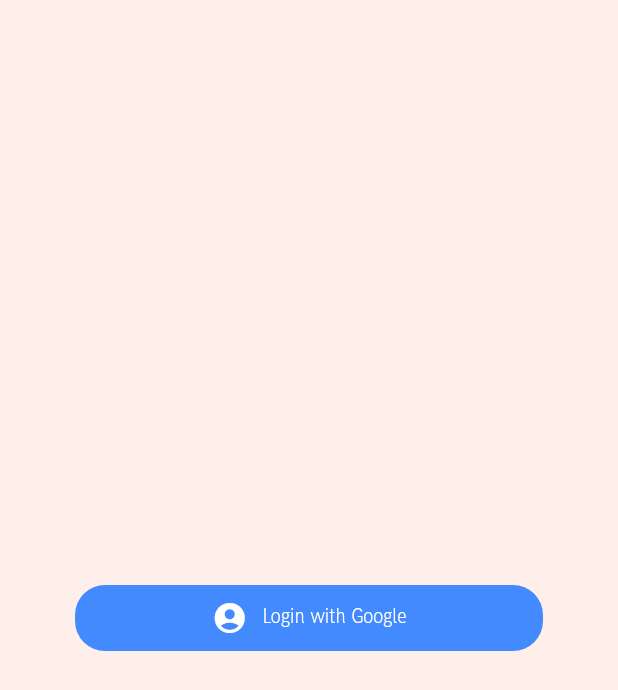
After one commit to SDP-Group-1/oli, a Flutter app: the LoginPageWidget screen opened by its route, after a tap on "Login with Google", on a phone screen of 412 x 824 dp. The commit adds this screen. Shown: the top 690 px of the screen. Run offline on Flutter 3.47's test engine with Material 2 defaults, Android fonts, the light colour scheme and no system bars; our stand-ins replace firebase_auth, firebase_core, google_sign_in, location, sensors, sqflite; missing offline and left inert: sqflite_porter; accounts and stored records are empty.

Commit message:
auth trial

```diff
--- /dev/null
+++ b/lib/auth.dart
@@ -0,0 +1,174 @@
+import 'package:firebase_core/firebase_core.dart';
+import 'package:flutter/material.dart';
+import 'package:firebase_auth/firebase_auth.dart';
+import 'package:google_sign_in/google_sign_in.dart';
+
+class LoginPageWidget extends StatefulWidget {
+  @override
+  LoginPageWidgetState createState() => LoginPageWidgetState();
+}
+
+class LoginPageWidgetState extends State<LoginPageWidget> {
+  GoogleSignIn _googleSignIn = GoogleSignIn();
+  FirebaseAuth _auth;
+
+  bool isUserSignedIn = false;
+
+  @override
+  void initState() {
+    super.initState();
+
+    initApp();
+  }
+
+  void initApp() async {
+    FirebaseApp defaultApp = await Firebase.initializeApp();
+    _auth = FirebaseAuth.instanceFor(app: defaultApp);
+    checkIfUserIsSignedIn();
+  }
+
+  void checkIfUserIsSignedIn() async {
+    var userSignedIn = await _googleSignIn.isSignedIn();
+
+    setState(() {
+      isUserSignedIn = userSignedIn;
+    });
+  }
+
+  @override
+  Widget build(BuildContext context) {
+    return Scaffold(
+        body: Container(
+            padding: EdgeInsets.all(50),
+            child: Align(
+                alignment: Alignment.center,
+                child: FlatButton(
+                    shape: RoundedRectangleBorder(
+                      borderRadius: BorderRadius.circular(20),
+                    ),
+                    onPressed: () {
+                      onGoogleSignIn(context);
+                    },
+                    color: isUserSignedIn ? Colors.green : Colors.blueAccent,
+                    child: Padding(
+                        padding: EdgeInsets.all(10),
+                        child: Row(
+                          mainAxisAlignment: MainAxisAlignment.center,
+                          crossAxisAlignment: CrossAxisAlignment.center,
+                          children: <Widget>[
+                            Icon(Icons.account_circle, color: Colors.white),
+                            SizedBox(width: 10),
+                            Text(
+                                isUserSignedIn
+                                    ? 'You\'re logged in with Google'
+                                    : 'Login with Google',
+                                style: TextStyle(color: Colors.white))
+                          ],
+                        ))))));
+  }
+
+  Future<User> _handleSignIn() async {
+    User user;
+    bool userSignedIn = await _googleSignIn.isSignedIn();
+
+    setState(() {
+      isUserSignedIn = userSignedIn;
+    });
+
+    if (isUserSignedIn) {
+      user = _auth.currentUser;
+    } else {
+      final GoogleSignInAccount googleUser = await _googleSignIn.signIn();
+      final GoogleSignInAuthentication googleAuth =
+          await googleUser.authentication;
+
+      final AuthCredential credential = GoogleAuthProvider.credential(
+        accessToken: googleAuth.accessToken,
+        idToken: googleAuth.idToken,
+      );
+
+      user = (await _auth.signInWithCredential(credential)).user;
+      userSignedIn = await _googleSignIn.isSignedIn();
+      setState(() {
+        isUserSignedIn = userSignedIn;
+      });
+    }
+
+    return user;
+  }
+
+  void onGoogleSignIn(BuildContext context) async {
+    User user = await _handleSignIn();
+    var userSignedIn = await Navigator.push(
+      context,
+      MaterialPageRoute(
+          builder: (context) => WelcomeUserWidget(user, _googleSignIn)),
+    );
+
+    setState(() {
+      isUserSignedIn = userSignedIn == null ? false : true;
+      print('isUserSignedIn $isUserSignedIn');
+    });
+  }
+}
+
+class WelcomeUserWidget extends StatelessWidget {
+  GoogleSignIn _googleSignIn;
+  User _user;
+
+  WelcomeUserWidget(User user, GoogleSignIn signIn) {
+    _user = user;
+    _googleSignIn = signIn;
+  }
+
+  @override
+  Widget build(BuildContext context) {
+    return Scaffold(
+        appBar: AppBar(
+          backgroundColor: Colors.white,
+          iconTheme: IconThemeData(color: Colors.black),
+          elevation: 0,
+        ),
+        body: Container(
+            color: Colors.white,
+            padding: EdgeInsets.all(50),
+            child: Align(
+                alignment: Alignment.center,
+                child: Column(
+                  mainAxisAlignment: MainAxisAlignment.center,
+                  children: <Widget>[
+                    ClipOval(
+                        child: Image.network(_user.photoURL,
+                            width: 100, height: 100, fit: BoxFit.cover)),
+                    SizedBox(height: 20),
+                    Text('Welcome,', textAlign: TextAlign.center),
+                    Text(_user.displayName,
+                        textAlign: TextAlign.center,
+                        style: TextStyle(
+                            fontWeight: FontWeight.bold, fontSize: 25)),
+                    SizedBox(height: 20),
+                    FlatButton(
+                        shape: RoundedRectangleBorder(
+                          borderRadius: BorderRadius.circular(20),
+                        ),
+                        onPressed: () {
+                          _googleSignIn.signOut();
+                          Navigator.pop(context, false);
+                        },
+                        color: Colors.redAccent,
+                        child: Padding(
+                            padding: EdgeInsets.all(10),
+                            child: Row(
+                              mainAxisAlignment: MainAxisAlignment.center,
+                              crossAxisAlignment: CrossAxisAlignment.center,
+                              children: <Widget>[
+                                Icon(Icons.exit_to_app, color: Colors.white),
+                                SizedBox(width: 10),
+                                Text('Log out of Google',
+                                    style: TextStyle(color: Colors.white))
+                              ],
+                            )))
+                  ],
+                ))));
+  }
+}
--- a/lib/main.dart
+++ b/lib/main.dart
@@ -6,11 +6,13 @@
  */
 
 import 'package:flutter/material.dart';
+import 'package:oli/auth.dart';
 import 'package:oli/setup.dart';
 import 'call.dart';
 import 'home.dart';
 import 'background.dart';
 import 'postFall.dart';
+import 'auth.dart';
 
 void main() => runApp(MyApp());
 
@@ -27,7 +29,8 @@
         '/call': (context) => Call(),
         '/setup': (context) => Setup(),
         '/hasFallen': (context) => PostFallTrue(),
-        '/hasNotFallen': (context) => PostFallFalse()
+        '/hasNotFallen': (context) => PostFallFalse(),
+        '/login': (context) => LoginPageWidget()
       },
       title: 'OLI',
       theme: ThemeData(
--- a/lib/postFall.dart
+++ b/lib/postFall.dart
@@ -14,6 +14,6 @@
 
 class PostFallFalse extends StatelessWidget {
   Widget build(BuildContext context) {
-    return Scaffold(body: Center(child: Text('Yes, you fell')));
+    return Scaffold(body: Center(child: Text('False alarm')));
   }
 }
--- a/lib/setup.dart
+++ b/lib/setup.dart
@@ -1,4 +1,5 @@
 import 'package:flutter/material.dart';
+import 'auth.dart';
 
 class Setup extends StatelessWidget {
   @override
@@ -7,9 +8,7 @@
         body: Padding(
             padding: EdgeInsets.only(top: 40.0),
             child: Center(
-              child: Column(
-                  mainAxisSize: MainAxisSize.min,
-                  children: [
+              child: Column(mainAxisSize: MainAxisSize.min, children: [
                 Padding(
                     //MAP BUTTON
                     padding: EdgeInsets.only(top: 10.0),
@@ -17,8 +16,7 @@
                         width: 200,
                         height: 50,
                         child: ElevatedButton(
-                        onPressed: () {
-                        },
+                          onPressed: () {},
                           child: Text('Map',
                               style: TextStyle(
                                   fontWeight: FontWeight.w900,
@@ -32,16 +30,14 @@
                         height: 50,
                         child: ElevatedButton(
                           onPressed: () {
+                            Navigator.pushNamed(context, '/login');
                           },
                           child: Text('Update Details',
                               style: TextStyle(
                                   fontWeight: FontWeight.w900,
                                   color: Color(0xffDB5461))),
                         ))),
-                ]
-              ),
-          )
-        )
-    );
+              ]),
+            )));
   }
 }
--- a/pubspec.yaml
+++ b/pubspec.yaml
@@ -21,6 +21,9 @@
   sdk: ">=2.7.0 <3.0.0"
 
 dependencies:
+  firebase_core: ^0.5.0
+  firebase_auth: ^0.18.0+1
+  google_sign_in: ^4.5.3
   flutter:
     sdk: flutter
   flutter_screenutil: ^0.5.2 #for responsive screens
```
Also changed, not shown: lib/background.dart (+10 -8 lines), pubspec.lock, 5 other files. Lines whose indentation alone changed are shown as unchanged.
